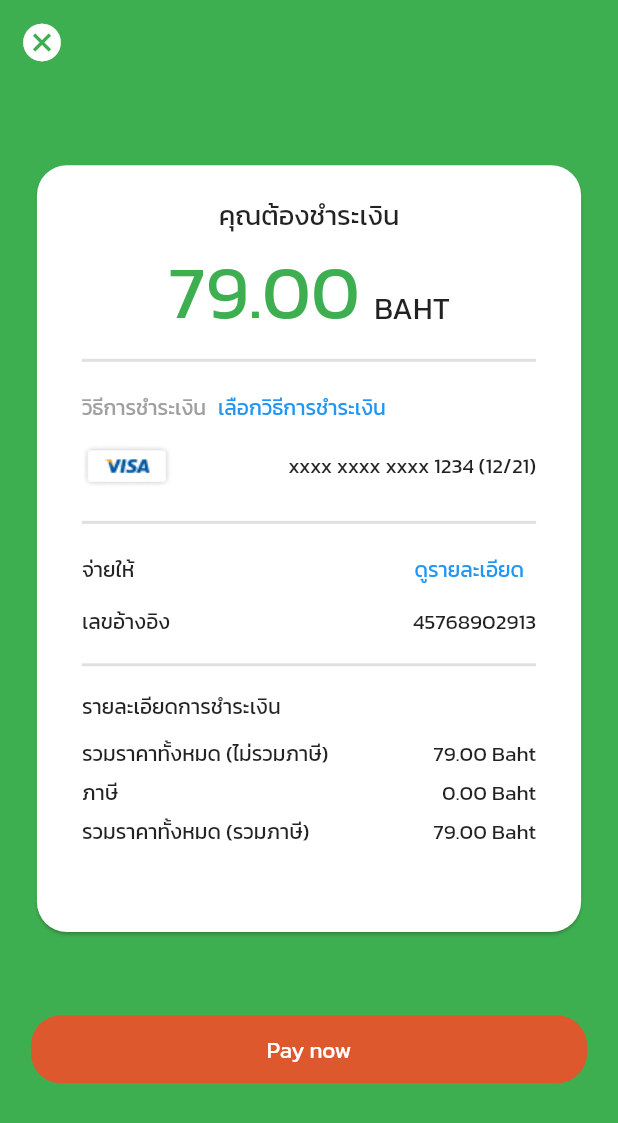
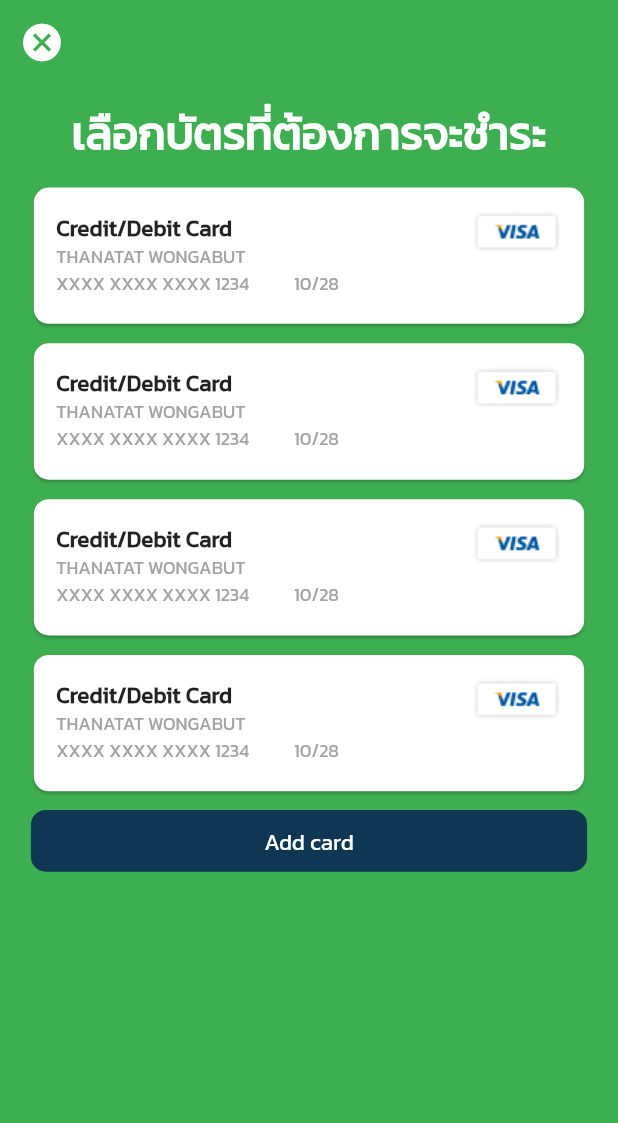
Before and after one commit to thanatat-wong/FarkPlookTree, a Flutter app: the PaymentPage screen opened directly, after a tap on "เลือกวิธีการชำระเงิน", on a phone screen of 412 x 824 dp. Shown: the top 1123 px of the screen. Run offline on Flutter 3.47's test engine with Material 2 defaults, Android fonts, the phone set to English and light mode, and no system bars; our stand-ins replace firebase_auth, firebase_core, flutter_swiper, flutter_toggle_tab, google_sign_in, sliding_up_panel; missing offline and left inert: flutter_login_facebook; accounts and stored records are empty.

Commit message:
[ADD]: payment page

```diff
--- /dev/null
+++ b/lib/Pages/addCardPage.dart
@@ -0,0 +1,22 @@
+import 'package:flutter/material.dart';
+
+class AddCardPage extends StatelessWidget {
+  @override
+  Widget build(BuildContext context) {
+    return Scaffold(
+      appBar: AppBar(
+        leading: IconButton(
+          icon: Icon(
+            Icons.cancel,
+            color: Colors.white,
+            size: 30,
+          ),
+          onPressed: () => Navigator.of(context).pop(),
+        ),
+        elevation: 0.0,
+        backgroundColor: Colors.transparent,
+      ),
+      backgroundColor: Color(0xff3EAF51),
+    );
+  }
+}
--- /dev/null
+++ b/lib/Pages/choosePaymentPage.dart
@@ -0,0 +1,66 @@
+import 'package:farkplooktreeapp/Pages/addCardPage.dart';
+import 'package:farkplooktreeapp/components/choosePaymentCard.dart';
+import 'package:flutter/material.dart';
+
+class ChoosePaymentPage extends StatefulWidget {
+  @override
+  _ChoosePaymentPageState createState() => _ChoosePaymentPageState();
+}
+
+class _ChoosePaymentPageState extends State<ChoosePaymentPage> {
+  @override
+  Widget build(BuildContext context) {
+    return Scaffold(
+      appBar: AppBar(
+        leading: IconButton(
+          icon: Icon(
+            Icons.cancel,
+            color: Colors.white,
+            size: 30,
+          ),
+          onPressed: () => Navigator.of(context).pop(),
+        ),
+        elevation: 0.0,
+        backgroundColor: Colors.transparent,
+      ),
+      backgroundColor: Color(0xff3EAF51),
+      body: Container(
+        alignment: Alignment.center,
+        child: Column(
+          children: [
+            Container(
+              padding: EdgeInsets.only(top: 10, bottom: 10),
+              child: Text(
+                'เลือกบัตรที่ต้องการจะชำระ',
+                style: TextStyle(
+                    fontSize: 30,
+                    color: Colors.white,
+                    fontWeight: FontWeight.bold),
+              ),
+            ),
+            ChoosePaymentCard(),
+            ChoosePaymentCard(),
+            ChoosePaymentCard(),
+            ChoosePaymentCard(),
+            TextButton(
+                onPressed: () {
+                  Navigator.push(
+                    context,
+                    MaterialPageRoute(builder: (context) => AddCardPage()),
+                  );
+                },
+                child: Text('Add card', style: TextStyle(fontSize: 15)),
+                style: TextButton.styleFrom(
+                  backgroundColor: Color(0xff0F3754),
+                  minimumSize: Size(MediaQuery.of(context).size.width * 0.9,
+                      MediaQuery.of(context).size.height * 0.05),
+                  primary: Colors.white,
+                  shape: RoundedRectangleBorder(
+                      borderRadius: BorderRadius.circular(10.0)),
+                ))
+          ],
+        ),
+      ),
+    );
+  }
+}
--- a/lib/Pages/paymentPage.dart
+++ b/lib/Pages/paymentPage.dart
@@ -1,3 +1,4 @@
+import 'package:farkplooktreeapp/Pages/choosePaymentPage.dart';
 import 'package:flutter/material.dart';
 
 class PaymentPage extends StatefulWidget {
@@ -71,7 +72,14 @@ class _PaymentPageState extends State<PaymentPage> {
                             style: TextStyle(color: Color(0xffA0A0A0)),
                           ),
                           TextButton(
-                              onPressed: () {},
+                              onPressed: () {
+                                Navigator.push(
+                                  context,
+                                  MaterialPageRoute(
+                                      builder: (context) =>
+                                          ChoosePaymentPage()),
+                                );
+                              },
                               child: Text('เลือกวิธีการชำระเงิน'))
                         ],
                       )),
--- /dev/null
+++ b/lib/components/choosePaymentCard.dart
@@ -0,0 +1,52 @@
+import 'package:flutter/material.dart';
+
+class ChoosePaymentCard extends StatelessWidget {
+  @override
+  Widget build(BuildContext context) {
+    return Container(
+      width: MediaQuery.of(context).size.width * 0.91,
+      height: MediaQuery.of(context).size.height * 0.12,
+      margin: EdgeInsets.only(bottom: 5),
+      child: Card(
+        shape:
+            RoundedRectangleBorder(borderRadius: BorderRadius.circular(10.0)),
+        child: Container(
+          padding: EdgeInsets.all(15),
+          child: Row(
+              mainAxisAlignment: MainAxisAlignment.spaceBetween,
+              crossAxisAlignment: CrossAxisAlignment.start,
+              children: [
+                Column(
+                  crossAxisAlignment: CrossAxisAlignment.start,
+                  children: [
+                    Text(
+                      "Credit/Debit Card",
+                      style:
+                          TextStyle(fontSize: 15, fontWeight: FontWeight.bold),
+                    ),
+                    Text(
+                      "THANATAT WONGABUT",
+                      style: TextStyle(fontSize: 12, color: Color(0xffA3A3A3)),
+                    ),
+                    Row(
+                      children: [
+                        Padding(
+                          padding: const EdgeInsets.only(right: 30),
+                          child: Text("XXXX XXXX XXXX 1234",
+                              style: TextStyle(
+                                  fontSize: 12, color: Color(0xffA3A3A3))),
+                        ),
+                        Text("10/28",
+                            style: TextStyle(
+                                fontSize: 12, color: Color(0xffA3A3A3)))
+                      ],
+                    ),
+                  ],
+                ),
+                Image.asset('images/visa.png'),
+              ]),
+        ),
+      ),
+    );
+  }
+}
--- a/pubspec.yaml
+++ b/pubspec.yaml
@@ -38,6 +38,7 @@ dependencies:
   flutter_toggle_tab: ^1.1.4
   http: ^0.12.2
   intl: ^0.16.1
+  flutter_credit_card: ^2.0.0
 
 dev_dependencies:
   flutter_test:
```
Also changed, not shown: pubspec.lock.
